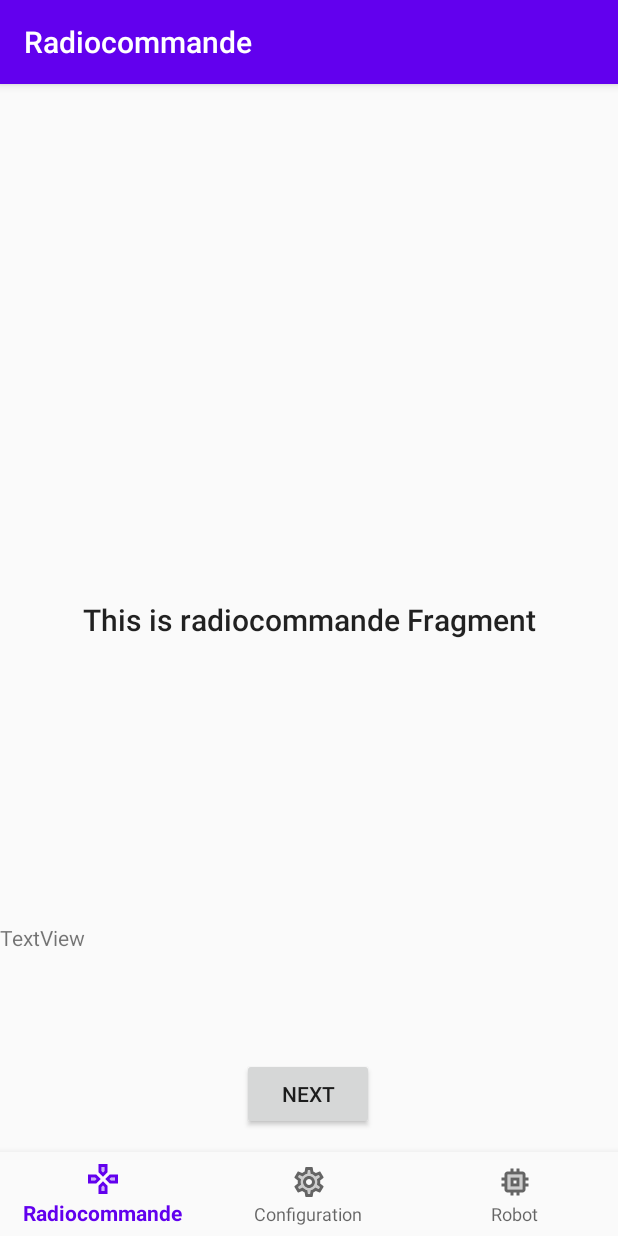
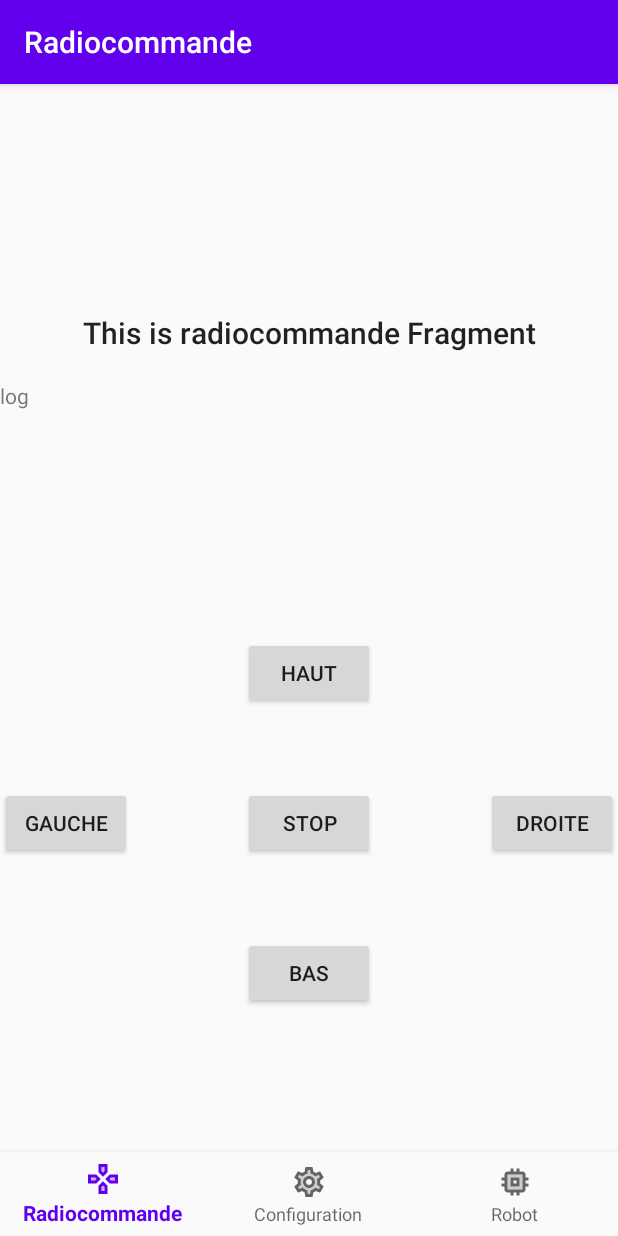
Before and after one commit to aduanra/robot-com, an Android app: the screen it shows after launch (MainActivity), on a phone screen of 412 x 824 dp. Run offline under Robolectric (Android 15) with nearby library versions, the phone set to English and light mode, and no system bars; our stand-ins replace navigation-ui.

Commit message:
Ajout bouttons radiocommande + une partie de la config

```diff
--- a/app/src/main/java/fr/atech/robotcom/ui/configuration/ConfigurationFragment.kt
+++ b/app/src/main/java/fr/atech/robotcom/ui/configuration/ConfigurationFragment.kt
@@ -22,7 +22,7 @@ class ConfigurationFragment : Fragment() {
         configurationViewModel =
                 ViewModelProviders.of(this).get(ConfigurationViewModel::class.java)
         val root = inflater.inflate(R.layout.fragment_configuration, container, false)
-        val textView: TextView = root.findViewById(R.id.text_configuration)
+        val textView: TextView = root.findViewById(R.id.text_config_titre)
         configurationViewModel.text.observe(viewLifecycleOwner, Observer {
             textView.text = it
         })
--- a/app/src/main/res/layout/fragment_radiocommande.xml
+++ b/app/src/main/res/layout/fragment_radiocommande.xml
@@ -19,29 +19,94 @@
             app:layout_constraintEnd_toEndOf="parent"
             app:layout_constraintStart_toStartOf="parent"
             app:layout_constraintTop_toTopOf="parent"
-            app:layout_constraintBottom_toTopOf="@id/button_radiocommande" android:text="@string/title_radiocommande"
-            android:textAppearance="@style/TextAppearance.AppCompat.Body2" app:layout_constraintHorizontal_bias="0.0"/>
-
+            app:layout_constraintBottom_toTopOf="@id/button_rc_bas" android:text="@string/title_radiocommande"
+            android:textAppearance="@style/TextAppearance.AppCompat.Body2" app:layout_constraintHorizontal_bias="0.0"
+            app:layout_constraintVertical_bias="0.184"/>
     <TextView
             android:id="@+id/text_radiocommande_log"
-            android:text="TextView"
+            android:text="log"
             android:layout_width="match_parent"
             android:layout_height="wrap_content"
             app:layout_constraintTop_toBottomOf="@id/text_radiocommande"
             app:layout_constraintStart_toStartOf="parent"
             app:layout_constraintEnd_toEndOf="parent"
             app:layout_constraintBottom_toBottomOf="parent"
-            />
+            app:layout_constraintHorizontal_bias="0.0" app:layout_constraintVertical_bias="0.033"/>
 
     <Button
-            android:id="@+id/button_radiocommande"
+            android:id="@+id/button_rc_haut"
+            android:text="@string/haut"
             android:layout_width="wrap_content"
             android:layout_height="wrap_content"
-            android:text="@string/next"
-            app:layout_constraintTop_toBottomOf="@id/text_radiocommande_log"
+
+            app:layout_constraintTop_toBottomOf="@+id/text_radiocommande_log"
+            app:layout_constraintBottom_toTopOf="@+id/button_rc_bas"
+
             app:layout_constraintStart_toStartOf="parent"
             app:layout_constraintEnd_toEndOf="parent"
+
+    />
+
+    <Button
+            android:id="@+id/button_rc_gauche"
+            android:text="@string/gauche"
+            android:layout_width="wrap_content"
+            android:layout_height="wrap_content"
+
+            app:layout_constraintTop_toBottomOf="@+id/button_rc_haut"
+            app:layout_constraintBottom_toTopOf="@+id/button_rc_bas"
+
+            app:layout_constraintRight_toLeftOf="@+id/button_rc_stop"
+
+            app:layout_constraintStart_toStartOf="parent"
+            app:layout_constraintEnd_toEndOf="@id/button_rc_stop"
+
+            app:layout_constraintHorizontal_bias="0.0"/>
+
+    <Button
+            android:id="@+id/button_rc_stop"
+            android:text="@string/stop"
+            android:layout_width="wrap_content"
+            android:layout_height="wrap_content"
+
+            app:layout_constraintTop_toBottomOf="@+id/button_rc_haut"
+            app:layout_constraintBottom_toTopOf="@+id/button_rc_bas"
+
+            app:layout_constraintLeft_toRightOf="@id/button_rc_gauche"
+            app:layout_constraintRight_toLeftOf="@+id/button_rc_droite"
+
+            app:layout_constraintStart_toStartOf="parent"
+            app:layout_constraintEnd_toEndOf="parent"
+
+    />
+
+    <Button
+            android:id="@+id/button_rc_droite"
+            android:text="@string/droite"
+            android:layout_width="wrap_content"
+            android:layout_height="wrap_content"
+
+            app:layout_constraintTop_toBottomOf="@+id/button_rc_haut"
+            app:layout_constraintBottom_toTopOf="@+id/button_rc_bas"
+
+            app:layout_constraintLeft_toRightOf="@id/button_rc_stop"
+
+            app:layout_constraintStart_toStartOf="button_rc_stop"
+            app:layout_constraintEnd_toEndOf="parent"
+
+    />
+
+    <Button
+            android:id="@+id/button_rc_bas"
+            android:text="@string/bas"
+            android:layout_width="wrap_content"
+            android:layout_height="wrap_content"
+
+            app:layout_constraintTop_toBottomOf="@id/button_rc_haut"
             app:layout_constraintBottom_toBottomOf="parent"
-            app:layout_constraintHorizontal_bias="0.498"/>
+            app:layout_constraintStart_toStartOf="parent"
+            app:layout_constraintEnd_toEndOf="parent"
+
+    />
 
 </androidx.constraintlayout.widget.ConstraintLayout>
--- a/app/src/main/res/values/strings.xml
+++ b/app/src/main/res/values/strings.xml
@@ -1,7 +1,10 @@
 <resources>
     <string name="app_name">Radiocommande Robot</string>
-    <string name="next">Next</string>
-    <string name="previous">Previous</string>
+    <string name="haut">Haut</string>
+    <string name="bas">Bas</string>
+    <string name="gauche">Gauche</string>
+    <string name="droite">Droite</string>
+    <string name="stop">Stop</string>
 
     <string name="title_radiocommande">Radiocommande</string>
     <string name="title_configuration">Configuration</string>
```
Also changed, not shown: app/src/main/res/layout/fragment_configuration.xml (+53 -5 lines), 2 other files.
